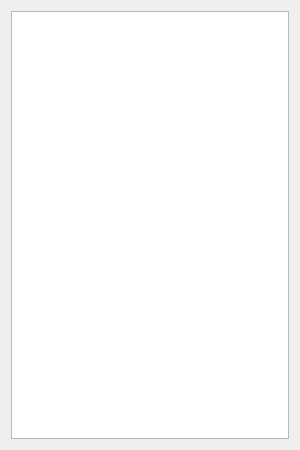
The window that stdr_gui/ui/information.ui (stdr-simulator-ros-pkg/stdr_simulator) describes before a commit, drawn with Qt 5.
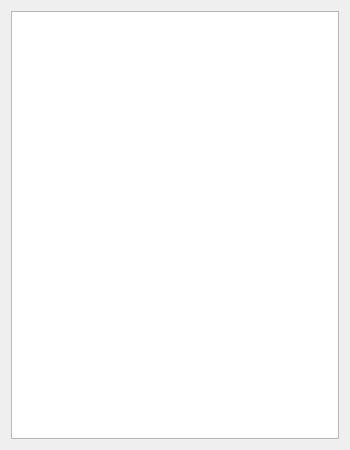
The same window after the commit.

```diff
--- a/stdr_gui/ui/information.ui
+++ b/stdr_gui/ui/information.ui
@@ -6,7 +6,7 @@
    <rect>
     <x>0</x>
     <y>0</y>
-    <width>300</width>
+    <width>350</width>
     <height>450</height>
    </rect>
   </property>
@@ -18,13 +18,13 @@
   </property>
   <property name="minimumSize">
    <size>
-    <width>300</width>
+    <width>250</width>
     <height>0</height>
    </size>
   </property>
   <property name="maximumSize">
    <size>
-    <width>300</width>
+    <width>400</width>
     <height>16777215</height>
    </size>
   </property>
@@ -36,6 +36,12 @@
     <layout class="QGridLayout" name="stdrInformationLayout">
      <item row="0" column="0">
       <widget class="QTreeWidget" name="stdrInformationTree">
+       <property name="maximumSize">
+        <size>
+         <width>16777215</width>
+         <height>16777215</height>
+        </size>
+       </property>
        <property name="columnCount">
         <number>2</number>
        </property>
```
